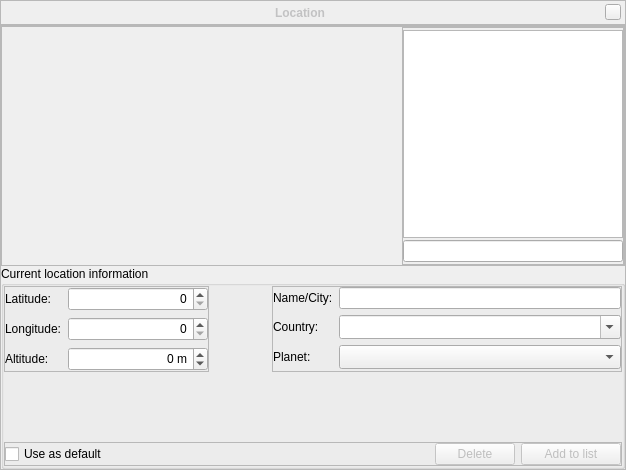
This is src/gui/locationDialogGui.ui in 519984307/stellarium_src as Qt 5 draws it before an edit. The edited form follows.
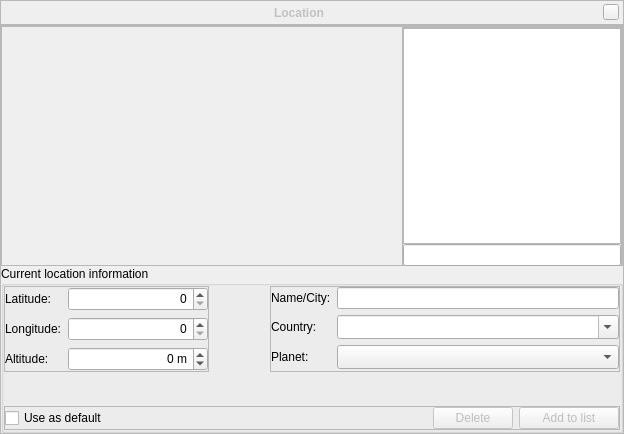
This is the edited form. Icons and pictures are not drawn. Custom widgets are drawn as their Qt base class.

Commit message: Attempted to fix the location window alignement  problem.

```diff
--- a/src/gui/locationDialogGui.ui
+++ b/src/gui/locationDialogGui.ui
@@ -1,12 +1,12 @@
 <ui version="4.0" >
  <class>locationDialogForm</class>
- <widget class="QWidget" name="locationDialogForm" >
-  <property name="geometry" >
+ <widget class="QWidget" name="locationDialogForm">
+  <property name="geometry">
    <rect>
     <x>0</x>
     <y>0</y>
-    <width>626</width>
-    <height>470</height>
+    <width>624</width>
+    <height>434</height>
    </rect>
   </property>
   <property name="windowTitle" >
@@ -199,12 +199,12 @@
       <property name="spacing" >
        <number>0</number>
       </property>
-      <item row="0" column="0" colspan="2" >
-       <widget class="QFrame" name="frame" >
-        <property name="minimumSize" >
+      <item row="0" column="0" colspan="2">
+       <widget class="QFrame" name="frame">
+        <property name="minimumSize">
          <size>
           <width>0</width>
-          <height>0</height>
+          <height>240</height>
          </size>
         </property>
         <property name="maximumSize" >
@@ -257,12 +257,12 @@
            </property>
           </widget>
          </item>
-         <item row="1" column="1" >
-          <widget class="QFrame" name="frame_2" >
-           <property name="minimumSize" >
+         <item row="1" column="1">
+          <widget class="QFrame" name="frame_2">
+           <property name="minimumSize">
             <size>
              <width>0</width>
-             <height>0</height>
+             <height>240</height>
             </size>
            </property>
            <property name="maximumSize" >
@@ -285,17 +285,14 @@
              <number>0</number>
             </property>
             <item>
-             <widget class="QListView" name="citiesListView" >
-              <property name="maximumSize" >
-               <size>
-                <width>16777215</width>
-                <height>208</height>
-               </size>
-              </property>
-              <property name="focusPolicy" >
+             <widget class="QListView" name="citiesListView">
+              <property name="focusPolicy">
                <enum>Qt::NoFocus</enum>
               </property>
-              <property name="uniformItemSizes" >
+              <property name="horizontalScrollBarPolicy">
+               <enum>Qt::ScrollBarAlwaysOff</enum>
+              </property>
+              <property name="uniformItemSizes">
                <bool>true</bool>
               </property>
              </widget>
```
Left out of the diff: 377 changed lines with no effect on the pictures.
